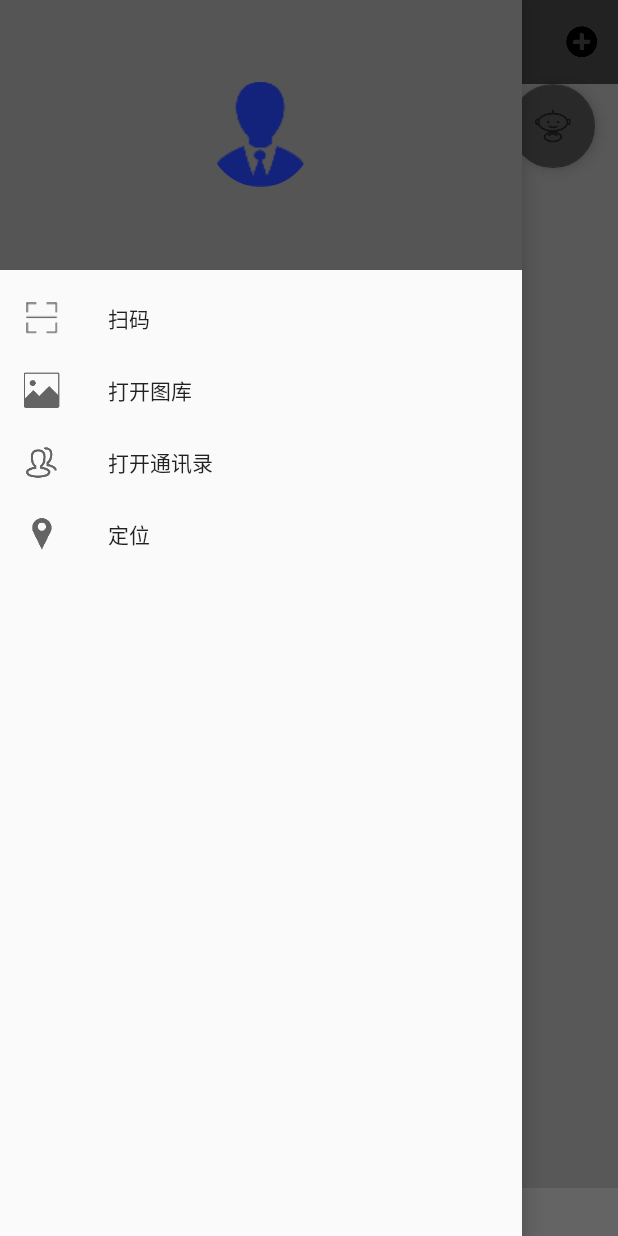
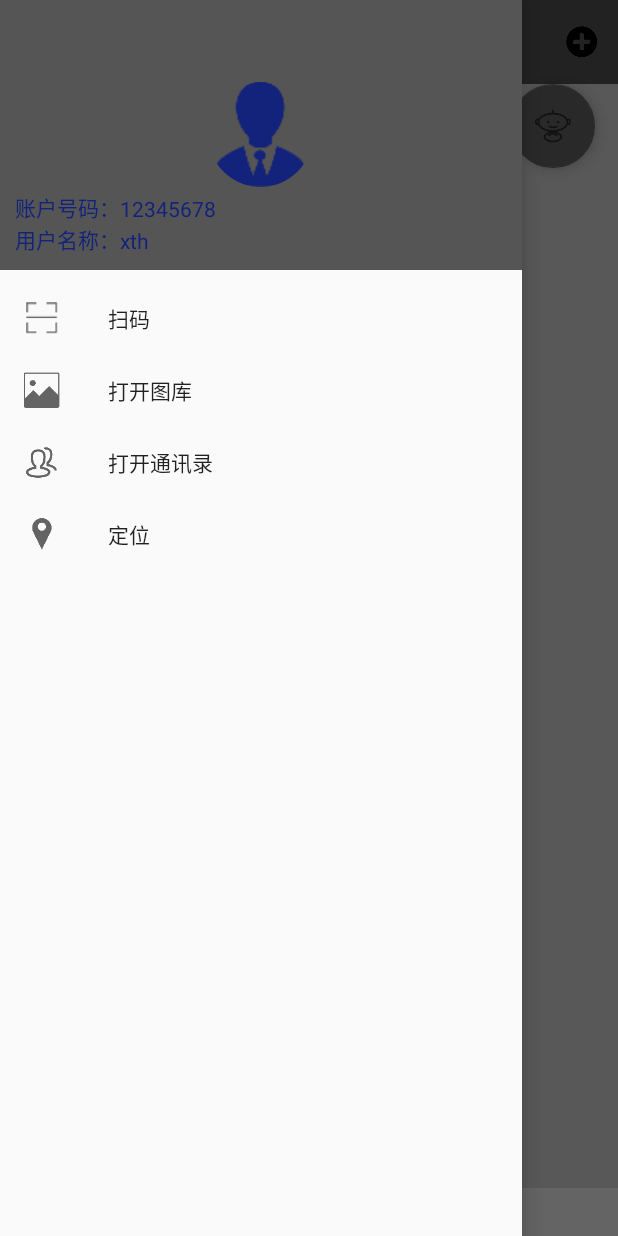
Before and after one commit to xthgrey/intelligentassistant, an Android app: the screen it shows after launch (MainActivity), with the side drawer open, on a phone screen of 412 x 824 dp. Run offline under Robolectric (Android 15) with nearby library versions, the phone set to English and light mode, and no system bars; our stand-ins replace CircleImageView; libraries missing offline, so code that uses them is left out: com.amap.api, com.ashokvarma.bottomnavigation, com.baoyz.swipemenulistview, com.uuzuche.lib_zxing, org.litepal.crud; plain views replace BottomNavigationBar; pictures from the network do not load; 24 statements that could not run were skipped.

Commit message:
简单添加账户文字信息，至此程序编写完毕

```diff
--- a/app/src/main/java/com/xth/intelligentassistant/MainActivity.java
+++ b/app/src/main/java/com/xth/intelligentassistant/MainActivity.java
@@ -1,5 +1,6 @@
 package com.xth.intelligentassistant;
 
+import android.app.ActivityManager;
 import android.content.ContentResolver;
 import android.content.Context;
 import android.content.DialogInterface;
@@ -212,6 +213,10 @@ public class MainActivity extends AppCompatActivity implements NavigationView.On
         bottomNavigationPosition = 0;
         locationAndWeatherUpdate();
         bingPicUpdate();
+
+        ActivityManager am = (ActivityManager)getSystemService(Context.ACTIVITY_SERVICE);
+        int memoryClass = am.getMemoryClass();
+        LogUtil.d(memoryClass+"memoryClass");
     }
 
     //运行时权限申请授权处理
--- a/app/src/main/res/layout/activity_main.xml
+++ b/app/src/main/res/layout/activity_main.xml
@@ -47,8 +47,7 @@
             <FrameLayout
                 android:id="@+id/main_list_view_layout"
                 android:layout_width="match_parent"
-                android:layout_height="match_parent">
-            </FrameLayout>
+                android:layout_height="match_parent"></FrameLayout>
 
         </LinearLayout>
 
@@ -68,8 +67,6 @@
         android:layout_gravity="start"
         app:headerLayout="@layout/activity_main_navigate_headerlayout"
         app:menu="@menu/main_navigate_menu">
-
     </android.support.design.widget.NavigationView>
 
-
 </android.support.v4.widget.DrawerLayout>
--- a/app/src/main/res/layout/activity_main_navigate_headerlayout.xml
+++ b/app/src/main/res/layout/activity_main_navigate_headerlayout.xml
@@ -13,18 +13,38 @@
         android:layout_centerInParent="true"/>
 
     <TextView
+        android:id="@+id/main_headerlayout_user_name_text"
+        android:layout_width="wrap_content"
+        android:layout_height="wrap_content"
+        android:layout_alignParentBottom="true"
+        android:text="@string/main_headerlayout_user_name_text"
+        android:textColor="@color/main_headerlayout_user_name_color"
+        android:textSize="14sp"/>
+    <TextView
         android:id="@+id/main_headerlayout_user_name"
         android:layout_width="wrap_content"
         android:layout_height="wrap_content"
         android:layout_alignParentBottom="true"
+        android:layout_toRightOf="@+id/main_headerlayout_user_name_text"
+        android:text="xth"
         android:textColor="@color/main_headerlayout_user_name_color"
         android:textSize="14sp"/>
 
     <TextView
+        android:id="@+id/main_headerlayout_account_number_text"
+        android:layout_width="wrap_content"
+        android:layout_height="wrap_content"
+        android:layout_above="@id/main_headerlayout_user_name_text"
+        android:textColor="@color/main_headerlayout_account_number_color"
+        android:text="@string/main_headerlayout_account_number_text"
+        android:textSize="14sp"/>
+    <TextView
         android:id="@+id/main_headerlayout_account_number"
         android:layout_width="wrap_content"
         android:layout_height="wrap_content"
-        android:layout_above="@id/main_headerlayout_user_name"
+        android:layout_above="@id/main_headerlayout_user_name_text"
+        android:layout_toRightOf="@+id/main_headerlayout_account_number_text"
+        android:text="12345678"
         android:textColor="@color/main_headerlayout_account_number_color"
         android:textSize="14sp"/>
 
--- a/app/src/main/res/values/strings.xml
+++ b/app/src/main/res/values/strings.xml
@@ -1,7 +1,10 @@
 <resources>
     <string name="app_name">"智能助手"</string>
 
-    <string name="main_toolbar_title">"KKKK"</string>
+    <string name="main_toolbar_title">"图灵"</string>
+
+    <string name="main_headerlayout_user_name_text">"用户名称："</string>
+    <string name="main_headerlayout_account_number_text">"账户号码："</string>
 
     <string name="main_menu_browser_text">"打开浏览器"</string>
     <string name="main_menu_qrcode_text">"扫码"</string>
@@ -24,6 +27,7 @@
     <string name="cancel">"取消"</string>
     <string name="update">"修改"</string>
     <string name="delete">"删除"</string>
+    <string name="qiut_app">"退出"</string>
 
     <string name="XX">"--"</string>
 
```
Also changed, not shown: 1 other file.
